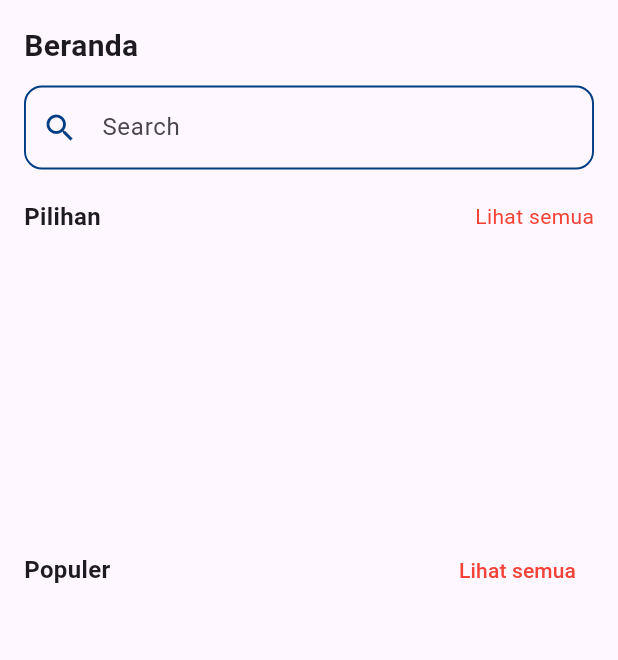
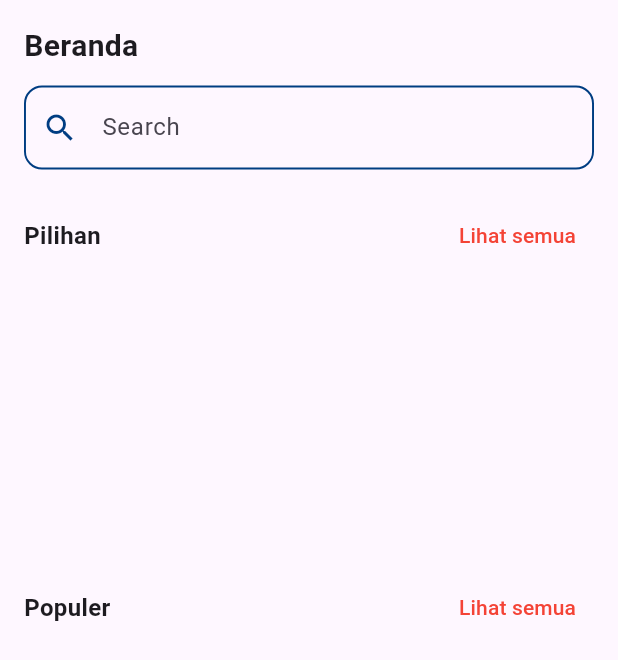
Before and after one commit to Venita23/Tugas-Kelompok-1-DPM, a Flutter app: the HomePage widget shown alone on an empty page, opened directly with empty values, on a phone screen of 412 x 824 dp. Shown: the top 660 px of the screen. Run offline on Flutter 3.47's test engine with Material 3 defaults, Android fonts, the phone set to English and light mode, and no system bars.

Commit message:
Update lihat semua genre

```diff
--- a/lib/home_page.dart
+++ b/lib/home_page.dart
@@ -1,4 +1,5 @@
 import 'package:flutter/material.dart';
+import 'package:flutter_application_3/genre_page.dart';
 import 'populer_page.dart';
 
 
@@ -47,11 +48,28 @@ class HomePage extends StatelessWidget {
               ),
             ),
             const SizedBox(height: 20),
-            const Row(
+             Row(
               mainAxisAlignment: MainAxisAlignment.spaceBetween,
               children: [
-                Text("Pilihan", style: TextStyle(fontSize: 16, fontWeight: FontWeight.bold)),
-                Text("Lihat semua", style: TextStyle(color: Colors.red)),
+                const Text(
+                  "Pilihan",
+                  style: TextStyle(fontSize: 16, fontWeight: FontWeight.bold),
+                ),
+                TextButton(
+                  onPressed: () {
+                    // Pindah ke halaman Populer
+                    Navigator.push(
+                      context,
+                      MaterialPageRoute(
+                        builder: (context) => const GenrePage(),
+                      ),
+                    );
+                  },
+                  child: const Text(
+                    "Lihat semua",
+                    style: TextStyle(color: Colors.red),
+                  ),
+                ),
               ],
             ),
             const SizedBox(height: 8),
```
